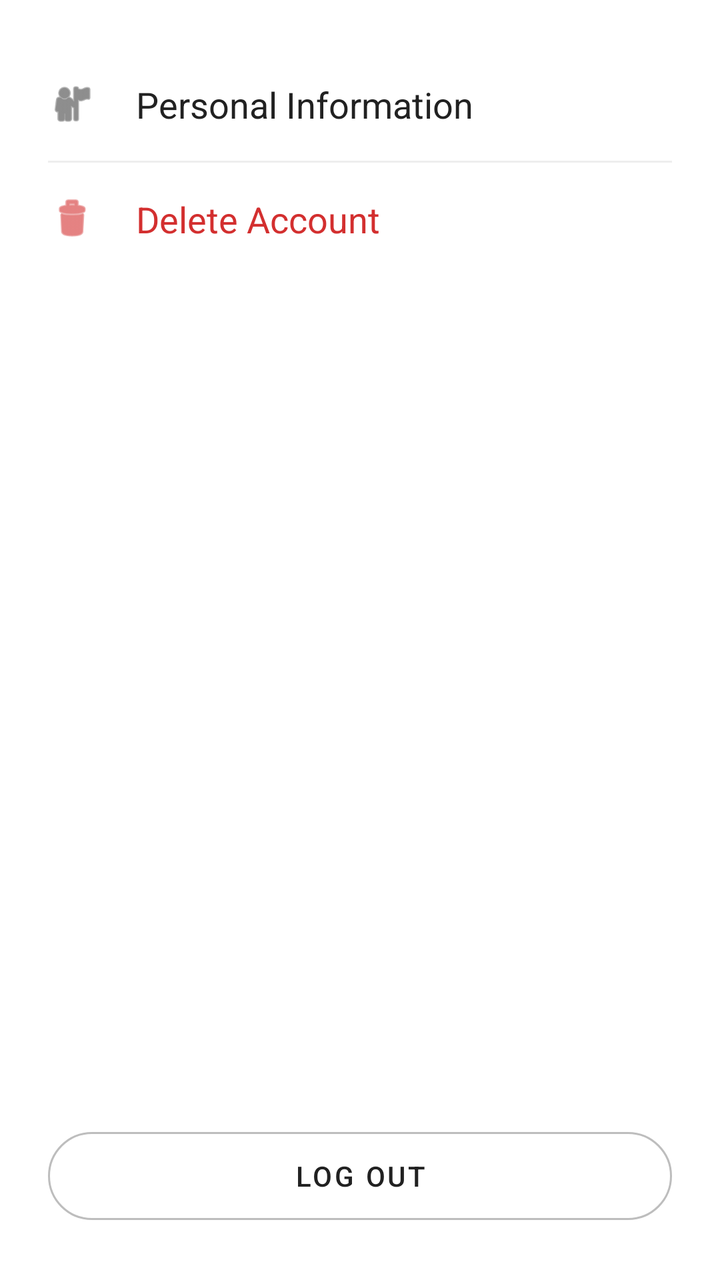
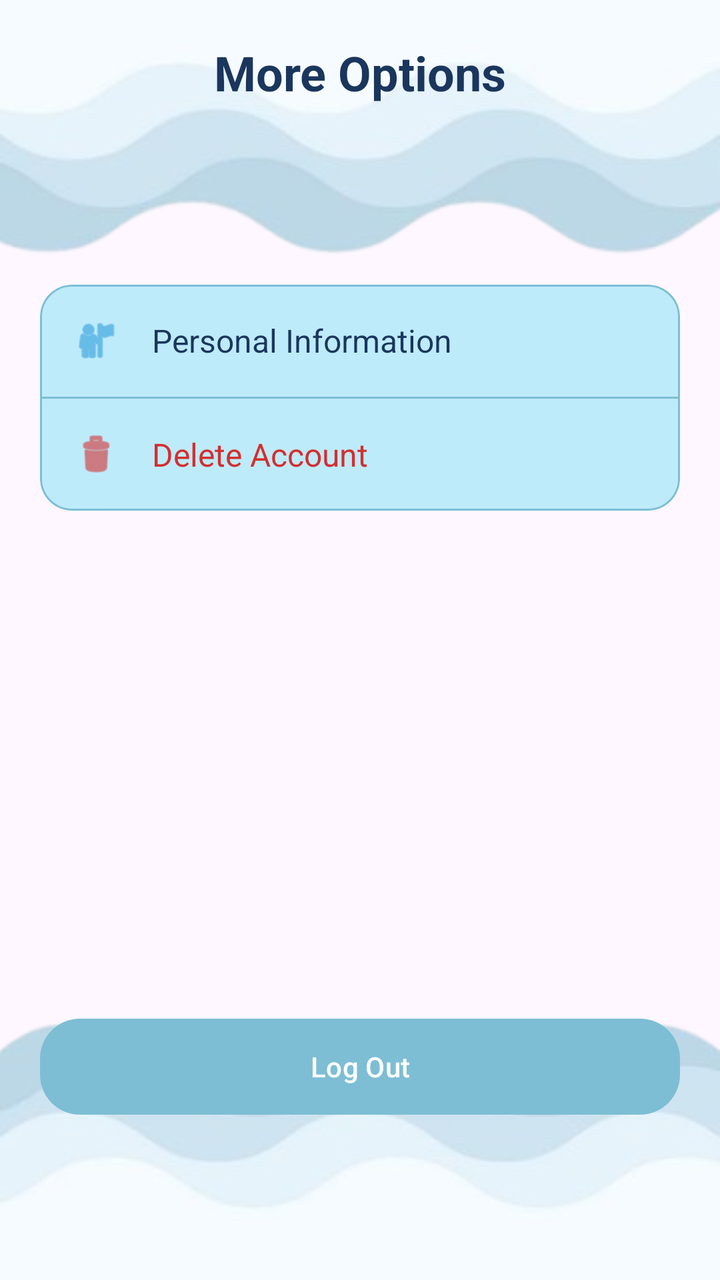

The first picture is an Android layout as it rendered before a commit; the second is the same layout after the commit. The layout source and the unified diff follow.
<!-- AndroidManifest.xml: application theme Theme.HeronHealth -->
<!-- res/layout/fragment_more_option.xml -->
<?xml version="1.0" encoding="utf-8"?>
<androidx.constraintlayout.widget.ConstraintLayout
    xmlns:android="http://schemas.android.com/apk/res/android"
    xmlns:app="http://schemas.android.com/apk/res-auto"
    xmlns:tools="http://schemas.android.com/tools"
    android:layout_width="match_parent"
    android:layout_height="match_parent"
    android:background="#FFFFFF"
    android:padding="24dp"
    tools:context=".MoreOptionFragment">

    
    <LinearLayout
        android:id="@+id/itemPersonalInfo"
        android:layout_width="match_parent"
        android:layout_height="wrap_content"
        android:gravity="center_vertical"
        android:orientation="horizontal"
        android:paddingVertical="16dp"
        android:background="?attr/selectableItemBackground"
        app:layout_constraintTop_toTopOf="parent">

        <ImageView
            android:layout_width="24dp"
            android:layout_height="24dp"
            android:src="@android:drawable/ic_menu_myplaces"
            app:tint="#424242" />

        <TextView
            android:layout_width="wrap_content"
            android:layout_height="wrap_content"
            android:layout_marginStart="20dp"
            android:text="Personal Information"
            android:textColor="#212121"
            android:textSize="18sp" />
    </LinearLayout>

    <View
        android:id="@+id/divider1"
        android:layout_width="match_parent"
        android:layout_height="1dp"
        android:background="#EEEEEE"
        app:layout_constraintTop_toBottomOf="@id/itemPersonalInfo" />

    
    <LinearLayout
        android:id="@+id/itemDeleteAccount"
        android:layout_width="match_parent"
        android:layout_height="wrap_content"
        android:gravity="center_vertical"
        android:orientation="horizontal"
        android:paddingVertical="16dp"
        android:background="?attr/selectableItemBackground"
        app:layout_constraintTop_toBottomOf="@id/divider1">

        <ImageView
            android:layout_width="24dp"
            android:layout_height="24dp"
            android:src="@android:drawable/ic_menu_delete"
            app:tint="#D32F2F" />

        <TextView
            android:layout_width="wrap_content"
            android:layout_height="wrap_content"
            android:layout_marginStart="20dp"
            android:text="Delete Account"
            android:textColor="#D32F2F"
            android:textSize="18sp" />
    </LinearLayout>

    
    <com.google.android.material.button.MaterialButton
        android:id="@+id/btnLogout"
        style="@style/Widget.MaterialComponents.Button.OutlinedButton"
        android:layout_width="match_parent"
        android:layout_height="56dp"
        android:text="Log Out"
        android:textColor="#212121"
        app:cornerRadius="28dp"
        app:layout_constraintBottom_toBottomOf="parent"
        app:strokeColor="#BDBDBD" />

</androidx.constraintlayout.widget.ConstraintLayout>
<!-- resources referenced by this layout -->
<resources>
  <style name="Theme.HeronHealth" parent="Base.Theme.HeronHealth" />
  <style name="Base.Theme.HeronHealth" parent="Theme.Material3.DayNight.NoActionBar">
          
          
      </style>
</resources>

<!-- the commit's change to res/layout/fragment_more_option.xml (unified diff, before → after) -->
@@ -5,79 +5,114 @@
     xmlns:tools="http://schemas.android.com/tools"
     android:layout_width="match_parent"
     android:layout_height="match_parent"
-    android:background="#FFFFFF"
-    android:padding="24dp"
+    android:background="@drawable/bg4"
+    android:padding="20dp"
     tools:context=".MoreOptionFragment">
 
     
-    <LinearLayout
-        android:id="@+id/itemPersonalInfo"
-        android:layout_width="match_parent"
+    <TextView
+        android:id="@+id/tvSettingsHeader"
+        android:layout_width="wrap_content"
         android:layout_height="wrap_content"
-        android:gravity="center_vertical"
-        android:orientation="horizontal"
-        android:paddingVertical="16dp"
-        android:background="?attr/selectableItemBackground"
-        app:layout_constraintTop_toTopOf="parent">
-
-        <ImageView
-            android:layout_width="24dp"
-            android:layout_height="24dp"
-            android:src="@android:drawable/ic_menu_myplaces"
-            app:tint="#424242" />
-
-        <TextView
-            android:layout_width="wrap_content"
-            android:layout_height="wrap_content"
-            android:layout_marginStart="20dp"
-            android:text="Personal Information"
-            android:textColor="#212121"
-            android:textSize="18sp" />
-    </LinearLayout>
-
-    <View
-        android:id="@+id/divider1"
-        android:layout_width="match_parent"
-        android:layout_height="1dp"
-        android:background="#EEEEEE"
-        app:layout_constraintTop_toBottomOf="@id/itemPersonalInfo" />
+        android:text="More Options"
+        android:textColor="#1A365D"
+        android:textSize="24sp"
+        android:textStyle="bold"
+        app:layout_constraintTop_toTopOf="parent"
+        app:layout_constraintStart_toStartOf="parent"
+        app:layout_constraintEnd_toEndOf="parent"/>
 
     
-    <LinearLayout
-        android:id="@+id/itemDeleteAccount"
-        android:layout_width="match_parent"
+    <com.google.android.material.card.MaterialCardView
+        android:id="@+id/cardSettings"
+        android:layout_width="0dp"
         android:layout_height="wrap_content"
-        android:gravity="center_vertical"
-        android:orientation="horizontal"
-        android:paddingVertical="16dp"
-        android:background="?attr/selectableItemBackground"
-        app:layout_constraintTop_toBottomOf="@id/divider1">
+        android:layout_marginTop="90dp"
+        app:cardBackgroundColor="#beebfa"
+        app:cardCornerRadius="16dp"
+        app:strokeColor="#7dbed4"
+        app:strokeWidth="1dp"
+        app:layout_constraintTop_toBottomOf="@id/tvSettingsHeader"
+        app:layout_constraintStart_toStartOf="parent"
+        app:layout_constraintEnd_toEndOf="parent">
 
-        <ImageView
-            android:layout_width="24dp"
-            android:layout_height="24dp"
-            android:src="@android:drawable/ic_menu_delete"
-            app:tint="#D32F2F" />
+        <LinearLayout
+            android:layout_width="match_parent"
+            android:layout_height="wrap_content"
+            android:orientation="vertical">
 
-        <TextView
-            android:layout_width="wrap_content"
-            android:layout_height="wrap_content"
-            android:layout_marginStart="20dp"
-            android:text="Delete Account"
-            android:textColor="#D32F2F"
-            android:textSize="18sp" />
-    </LinearLayout>
+            
+            <LinearLayout
+                android:id="@+id/itemPersonalInfo"
+                android:layout_width="match_parent"
+                android:layout_height="wrap_content"
+                android:orientation="horizontal"
+                android:padding="16dp"
+                android:gravity="center_vertical"
+                android:background="?attr/selectableItemBackground">
+
+                <ImageView
+                    android:layout_width="24dp"
+                    android:layout_height="24dp"
+                    android:src="@android:drawable/ic_menu_myplaces"
+                    app:tint="#2D9CDB"/>
+
+                <TextView
+                    android:layout_width="wrap_content"
+                    android:layout_height="wrap_content"
+                    android:layout_marginStart="16dp"
+                    android:text="Personal Information"
+                    android:textColor="#1A365D"
+                    android:textSize="16sp"/>
+            </LinearLayout>
+
+            
+            <View
+                android:layout_width="match_parent"
+                android:layout_height="1dp"
+                android:background="#7dbed4"/>
+
+            
+            <LinearLayout
+                android:id="@+id/itemDeleteAccount"
+                android:layout_width="match_parent"
+                android:layout_height="wrap_content"
+                android:orientation="horizontal"
+                android:padding="16dp"
+                android:gravity="center_vertical"
+                android:background="?attr/selectableItemBackground">
+
+                <ImageView
+                    android:layout_width="24dp"
+                    android:layout_height="24dp"
+                    android:src="@android:drawable/ic_menu_delete"
+                    app:tint="#D32F2F"/>
+
+                <TextView
+                    android:layout_width="wrap_content"
+                    android:layout_height="wrap_content"
+                    android:layout_marginStart="16dp"
+                    android:text="Delete Account"
+                    android:textColor="#D32F2F"
+                    android:textSize="16sp"/>
+            </LinearLayout>
+
+        </LinearLayout>
+
+    </com.google.android.material.card.MaterialCardView>
 
     
     <com.google.android.material.button.MaterialButton
         android:id="@+id/btnLogout"
-        style="@style/Widget.MaterialComponents.Button.OutlinedButton"
-        android:layout_width="match_parent"
+        android:layout_width="0dp"
         android:layout_height="56dp"
+        android:layout_marginTop="250dp"
         android:text="Log Out"
-        android:textColor="#212121"
-        app:cornerRadius="28dp"
-        app:layout_constraintBottom_toBottomOf="parent"
-        app:strokeColor="#BDBDBD" />
+        android:textColor="#FFFFFF"
+        app:backgroundTint="#7dbed4"
+        app:cornerRadius="20dp"
+        app:layout_constraintTop_toBottomOf="@id/cardSettings"
+        app:layout_constraintStart_toStartOf="parent"
+        app:layout_constraintEnd_toEndOf="parent"/>
 
 </androidx.constraintlayout.widget.ConstraintLayout>
<!-- resource entries referenced after the edit -->
@@ -1,5 +1,6 @@
 <!-- resources referenced by this layout -->
 <resources>
+  <!-- drawable bg4: png bitmap (drawable, 73502 bytes) -->
   <style name="Theme.HeronHealth" parent="Base.Theme.HeronHealth" />
   <style name="Base.Theme.HeronHealth" parent="Theme.Material3.DayNight.NoActionBar">
           
